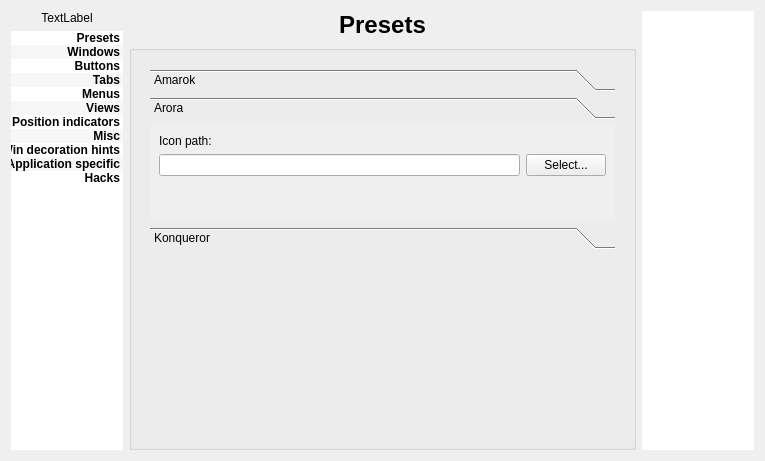
First picture: the form in config/config.ui, repository deiv/bespin-pkg, before the edit.
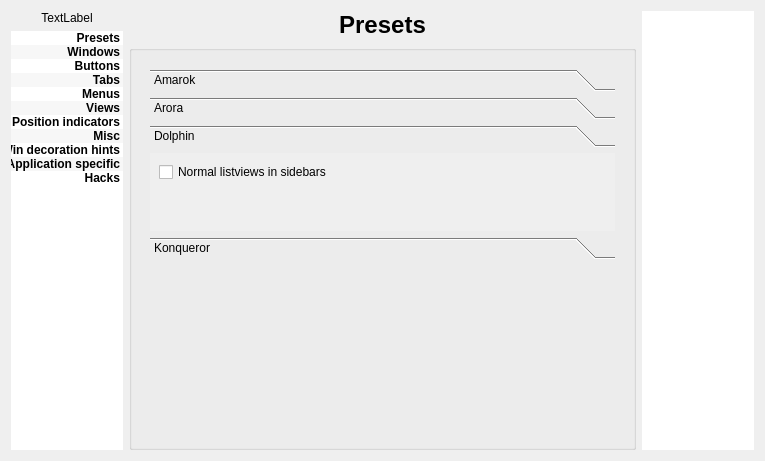
Second picture: the form after the edit. The open tabs and pages were chosen to show the change.

Commit message: forgot UI part of dolphin view hack...

```diff
--- a/config/config.ui
+++ b/config/config.ui
@@ -2878,7 +2878,7 @@
           <item row="0" column="0">
            <widget class="QToolBox" name="appSpecific">
             <property name="currentIndex">
-             <number>1</number>
+             <number>2</number>
             </property>
             <widget class="QWidget" name="page_3">
              <property name="geometry">
@@ -2941,8 +2941,8 @@
               <rect>
                <x>0</x>
                <y>0</y>
-               <width>130</width>
-               <height>80</height>
+               <width>472</width>
+               <height>82</height>
               </rect>
              </property>
              <attribute name="label">
@@ -2990,6 +2990,33 @@
               </item>
              </layout>
             </widget>
+            <widget class="QWidget" name="page_7">
+             <attribute name="label">
+              <string>Dolphin</string>
+             </attribute>
+             <layout class="QVBoxLayout" name="verticalLayout_9">
+              <item>
+               <widget class="QCheckBox" name="dolphinViews">
+                <property name="text">
+                 <string>Normal listviews in sidebars</string>
+                </property>
+               </widget>
+              </item>
+              <item>
+               <spacer name="verticalSpacer_20">
+                <property name="orientation">
+                 <enum>Qt::Vertical</enum>
+                </property>
+                <property name="sizeHint" stdset="0">
+                 <size>
+                  <width>20</width>
+                  <height>40</height>
+                 </size>
+                </property>
+               </spacer>
+              </item>
+             </layout>
+            </widget>
             <widget class="QWidget" name="Seite_3">
              <property name="geometry">
               <rect>
```
Left out of the diff: 22 changed lines with no effect on the pictures. The commit also changes 1 other file.
